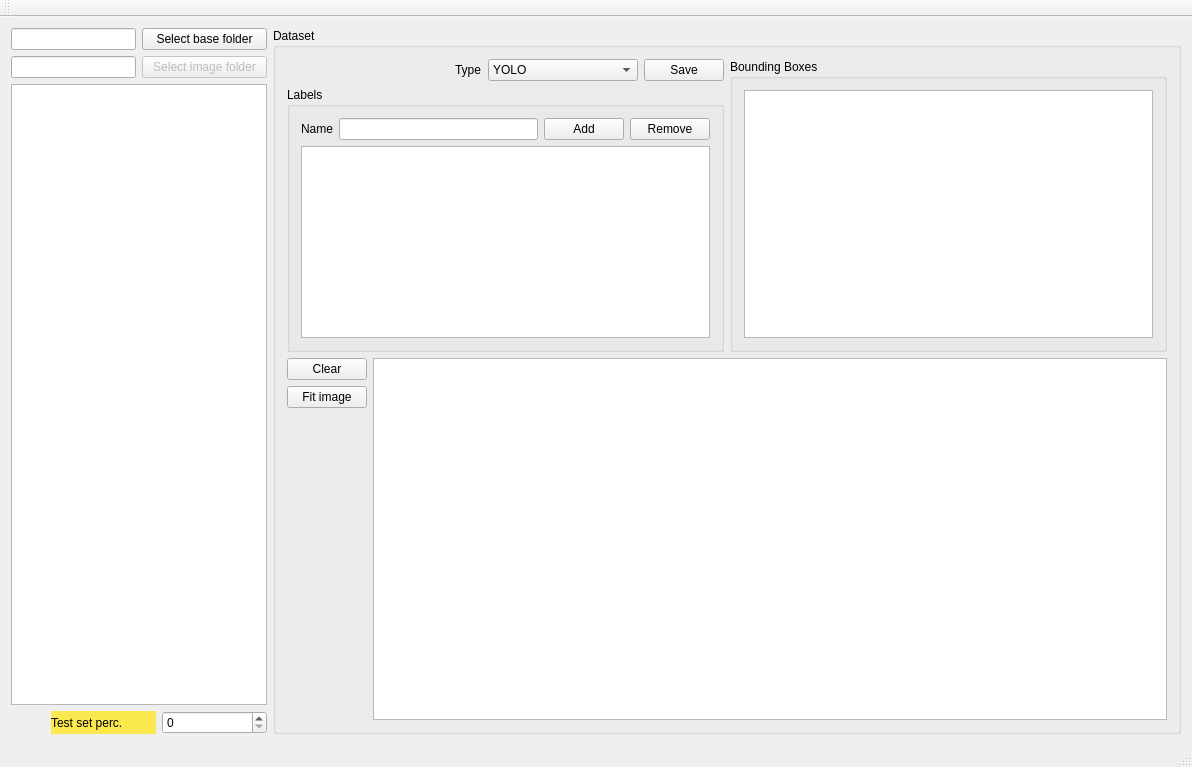
Above: DatasetTagger/mainwindow.ui from Myzhar/yolo-data-tagger before the change. Below: the same form after it.
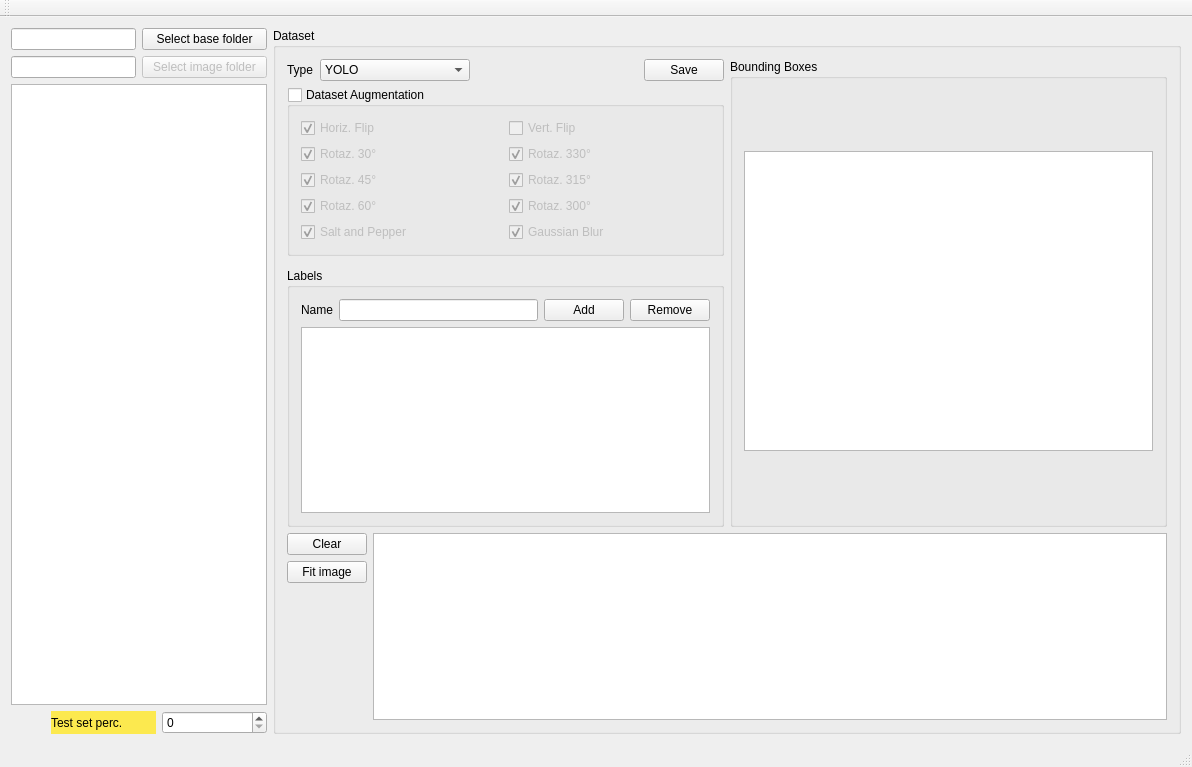
That is the form after the change. Custom widgets are drawn as their Qt base class.

Commit message: Dataset Augmentation

```diff
--- a/DatasetTagger/mainwindow.ui
+++ b/DatasetTagger/mainwindow.ui
@@ -150,21 +150,120 @@
       <layout class="QGridLayout" name="gridLayout_5">
        <item row="0" column="0">
         <layout class="QGridLayout" name="gridLayout_4">
+         <item row="1" column="0">
+          <widget class="QGroupBox" name="groupBox_augmentation">
+           <property name="title">
+            <string>Dataset Augmentation</string>
+           </property>
+           <property name="checkable">
+            <bool>true</bool>
+           </property>
+           <property name="checked">
+            <bool>false</bool>
+           </property>
+           <layout class="QGridLayout" name="gridLayout_7">
+            <item row="2" column="1">
+             <widget class="QCheckBox" name="checkBox_aug_rot_330">
+              <property name="text">
+               <string>Rotaz. 330°</string>
+              </property>
+              <property name="checked">
+               <bool>true</bool>
+              </property>
+             </widget>
+            </item>
+            <item row="1" column="1">
+             <widget class="QCheckBox" name="checkBox_aug_V_flip">
+              <property name="text">
+               <string>Vert. Flip</string>
+              </property>
+             </widget>
+            </item>
+            <item row="3" column="1">
+             <widget class="QCheckBox" name="checkBox_aug_rot_315">
+              <property name="text">
+               <string>Rotaz. 315°</string>
+              </property>
+              <property name="checked">
+               <bool>true</bool>
+              </property>
+             </widget>
+            </item>
+            <item row="3" column="0">
+             <widget class="QCheckBox" name="checkBox_aug_rot_45">
+              <property name="text">
+               <string>Rotaz. 45°</string>
+              </property>
+              <property name="checked">
+               <bool>true</bool>
+              </property>
+             </widget>
+            </item>
+            <item row="2" column="0">
+             <widget class="QCheckBox" name="checkBox_aug_rot_30">
+              <property name="text">
+               <string>Rotaz. 30°</string>
+              </property>
+              <property name="checked">
+               <bool>true</bool>
+              </property>
+             </widget>
+            </item>
+            <item row="4" column="1">
+             <widget class="QCheckBox" name="checkBox_aug_rot_300">
+              <property name="text">
+               <string>Rotaz. 300°</string>
+              </property>
+              <property name="checked">
+               <bool>true</bool>
+              </property>
+             </widget>
+            </item>
+            <item row="1" column="0">
+             <widget class="QCheckBox" name="checkBox_aug_H_flip">
+              <property name="text">
+               <string>Horiz. Flip</string>
+              </property>
+              <property name="checked">
+               <bool>true</bool>
+              </property>
+             </widget>
+            </item>
+            <item row="4" column="0">
+             <widget class="QCheckBox" name="checkBox_aug_rot_60">
+              <property name="text">
+               <string>Rotaz. 60°</string>
+              </property>
+              <property name="checked">
+               <bool>true</bool>
+              </property>
+             </widget>
+            </item>
+            <item row="5" column="0">
+             <widget class="QCheckBox" name="checkBox_aug_salt_pepper">
+              <property name="text">
+               <string>Salt and Pepper</string>
+              </property>
+              <property name="checked">
+               <bool>true</bool>
+              </property>
+             </widget>
+            </item>
+            <item row="5" column="1">
+             <widget class="QCheckBox" name="checkBox_aug_blur">
+              <property name="text">
+               <string>Gaussian Blur</string>
+              </property>
+              <property name="checked">
+               <bool>true</bool>
+              </property>
+             </widget>
+            </item>
+           </layout>
+          </widget>
+         </item>
          <item row="0" column="0">
           <layout class="QHBoxLayout" name="horizontalLayout_3">
-           <item>
-            <spacer name="horizontalSpacer_2">
-             <property name="orientation">
-              <enum>Qt::Horizontal</enum>
-             </property>
-             <property name="sizeHint" stdset="0">
-              <size>
-               <width>40</width>
-               <height>20</height>
-              </size>
-             </property>
-            </spacer>
-           </item>
            <item>
             <widget class="QLabel" name="label_2">
              <property name="text">
@@ -187,6 +286,19 @@
              </item>
             </widget>
            </item>
+           <item>
+            <spacer name="horizontalSpacer_2">
+             <property name="orientation">
+              <enum>Qt::Horizontal</enum>
+             </property>
+             <property name="sizeHint" stdset="0">
+              <size>
+               <width>40</width>
+               <height>20</height>
+              </size>
+             </property>
+            </spacer>
+           </item>
            <item>
             <widget class="QPushButton" name="pushButton_save">
              <property name="text">
@@ -196,7 +308,7 @@
            </item>
           </layout>
          </item>
-         <item row="0" column="1" rowspan="2">
+         <item row="0" column="1" rowspan="4">
           <widget class="QGroupBox" name="groupBox_3">
            <property name="title">
             <string>Bounding Boxes</string>
@@ -221,7 +333,7 @@
            </layout>
           </widget>
          </item>
-         <item row="1" column="0">
+         <item row="3" column="0">
           <widget class="QGroupBox" name="groupBox_2">
            <property name="title">
             <string>Labels</string>
```
The commit also changes 5 other files.
